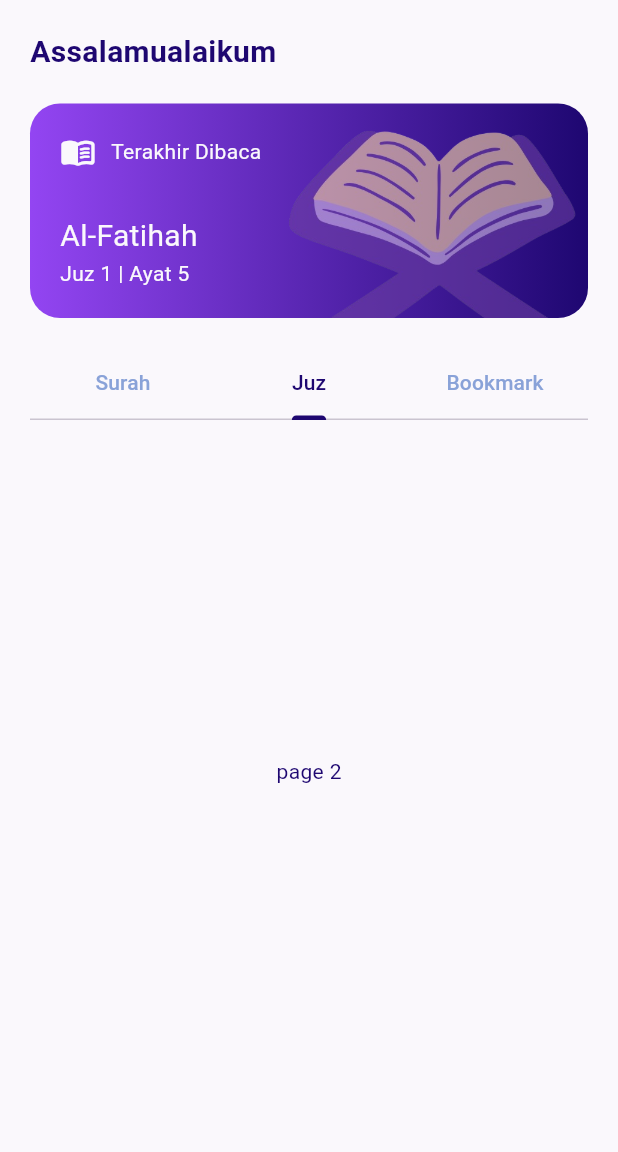
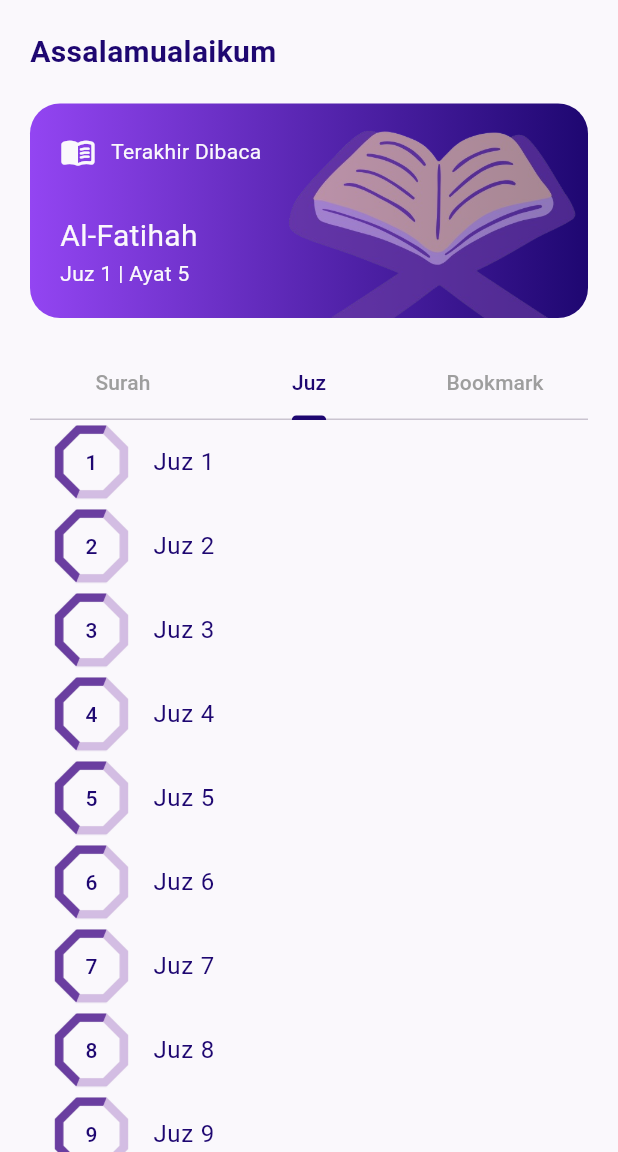
Before and after one commit to pendragonnn/Quran-App-Flutter, a Flutter app: the screen it shows after launch, tab 2 chosen, on a phone screen of 412 x 824 dp, the part 84-1236 px from its top. Run offline on Flutter 3.47's test engine with Material 3 defaults, Android fonts, the phone set to English and light mode, and no system bars; our stand-ins replace get, lottie; network calls fail.

Commit message:
[view] add home view dark theme

```diff
--- a/lib/app/constant/color.dart
+++ b/lib/app/constant/color.dart
@@ -8,10 +8,12 @@ const appWhite = Color(0xFFFAF8FC);
 const appOrange = Color(0xFFE6704A);
 
 ThemeData themeLight = ThemeData(
+  brightness: Brightness.light,
   primaryColor: appPurple,
   scaffoldBackgroundColor: appWhite,
   appBarTheme: AppBarTheme(
     backgroundColor: appPurple,
+    elevation: 4,
   ),
   textTheme: TextTheme(
     bodyMedium: TextStyle(color: appPurpleDark),
@@ -20,10 +22,12 @@ ThemeData themeLight = ThemeData(
 );
 
 ThemeData themeDark = ThemeData(
+  brightness: Brightness.dark,
   primaryColor: appPurpleLight2,
   scaffoldBackgroundColor: appPurpleDark,
   appBarTheme: AppBarTheme(
     backgroundColor: appPurpleDark,
+    elevation: 0,
   ),
   textTheme: TextTheme(
     bodyMedium: TextStyle(color: appWhite),
--- a/lib/app/modules/home/views/home_view.dart
+++ b/lib/app/modules/home/views/home_view.dart
@@ -33,7 +33,7 @@ class HomeView extends GetView<HomeController> {
       body: DefaultTabController(
         length: 3,
         child: Padding(
-          padding: const EdgeInsets.all(20),
+          padding: const EdgeInsets.only(top: 20, left: 20, right: 20),
           child: Column(
             crossAxisAlignment: CrossAxisAlignment.start,
             children: [
@@ -128,8 +128,8 @@ class HomeView extends GetView<HomeController> {
               ),
               TabBar(
                 indicatorColor: appPurpleDark,
-                labelColor: appPurpleDark,
-                unselectedLabelColor: appPurpleLight2,
+                labelColor: Get.isDarkMode ? appWhite : appPurpleDark,
+                unselectedLabelColor: Colors.grey,
                 tabs: [
                   Tab(text: "Surah"),
                   Tab(text: "Juz"),
@@ -164,20 +164,79 @@ class HomeView extends GetView<HomeController> {
                                 Get.toNamed(Routes.DETAIL_SURAH,
                                     arguments: surah);
                               },
-                              leading: CircleAvatar(
-                                child: Text("${surah.number}"),
+                              leading: Container(
+                                height: 50,
+                                width: 50,
+                                decoration: BoxDecoration(
+                                  image: DecorationImage(
+                                    image: AssetImage("assets/images/list.png"),
+                                  ),
+                                ),
+                                child: Center(
+                                  child: Text(
+                                    "${surah.number}",
+                                    style: TextStyle(
+                                      fontSize: 14,
+                                      color: Get.isDarkMode
+                                          ? appWhite
+                                          : appPurpleDark,
+                                    ),
+                                  ),
+                                ),
                               ),
-                              title: Text("${surah.name.transliteration.id}"),
+                              title: Text(
+                                surah.name.transliteration.id,
+                                style: TextStyle(
+                                  color:
+                                      Get.isDarkMode ? appWhite : appPurpleDark,
+                                ),
+                              ),
                               subtitle: Text(
                                   "${surah.numberOfVerses} Ayat | ${surah.revelation.id}"),
-                              trailing: Text("${surah.name.short}"),
+                              trailing: Text(
+                                surah.name.short,
+                                style: TextStyle(
+                                  color:
+                                      Get.isDarkMode ? appWhite : appPurpleDark,
+                                ),
+                              ),
                             );
                           },
                         );
                       },
                     ),
-                    Center(
-                      child: Text("page 2"),
+                    ListView.builder(
+                      itemCount: 30,
+                      itemBuilder: (context, index) {
+                        return ListTile(
+                          onTap: () {},
+                          leading: Container(
+                            height: 50,
+                            width: 50,
+                            decoration: BoxDecoration(
+                              image: DecorationImage(
+                                image: AssetImage("assets/images/list.png"),
+                              ),
+                            ),
+                            child: Center(
+                              child: Text(
+                                "${index + 1}",
+                                style: TextStyle(
+                                  fontSize: 14,
+                                  color:
+                                      Get.isDarkMode ? appWhite : appPurpleDark,
+                                ),
+                              ),
+                            ),
+                          ),
+                          title: Text(
+                            "Juz ${index + 1}",
+                            style: TextStyle(
+                              color: Get.isDarkMode ? appWhite : appPurpleDark,
+                            ),
+                          ),
+                        );
+                      },
                     ),
                     Center(
                       child: Text("page 3"),
--- a/lib/main.dart
+++ b/lib/main.dart
@@ -10,6 +10,7 @@ void main() {
     GetMaterialApp(
       debugShowCheckedModeBanner: false,
       theme: themeLight,
+      darkTheme: themeDark,
       title: "Application",
       initialRoute: Routes.HOME,
       getPages: AppPages.routes,
```
Also changed, not shown: assets/images/list.png (added).
